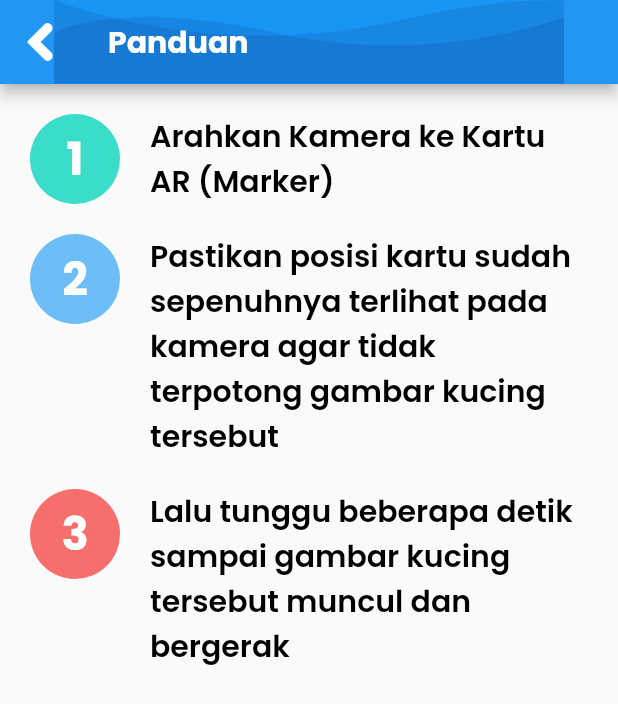
After one commit to Rivaldi72/skripsi-ar-cat, a Flutter app: the GuidelineScreen screen opened by its route, on a phone screen of 412 x 824 dp. The commit adds this screen. Shown: the top 704 px of the screen. Run offline on Flutter 3.47's test engine with Material 2 defaults, Android fonts, the phone set to English and light mode, and no system bars.

Commit message:
Selesai UI Panduan

```diff
--- a/lib/main.dart
+++ b/lib/main.dart
@@ -9,6 +9,7 @@ import 'package:skripsi_ar_cat/pages/cat_health_screen.dart';
 import 'package:skripsi_ar_cat/pages/cat_list_screen.dart';
 import 'package:skripsi_ar_cat/pages/cat_raising_screen.dart';
 import 'package:skripsi_ar_cat/pages/cat_tips_screen.dart';
+import 'package:skripsi_ar_cat/pages/guideline_screen.dart';
 import 'package:skripsi_ar_cat/pages/home_screen.dart';
 import 'package:skripsi_ar_cat/pages/scan_ar_screen.dart';
 import 'package:skripsi_ar_cat/pages/splash_screen.dart';
@@ -36,6 +37,7 @@ class MyApp extends StatelessWidget {
         '/cat-health': (context) => const CatHealthScreen(),
         '/cat-grooming': (context) => const CatGroomingScreen(),
         '/cat-fun-fact': (context) => const CatFunFactScreen(),
+        '/guideline': (context) => const GuidelineScreen(),
       },
     );
   }
--- /dev/null
+++ b/lib/pages/guideline_screen.dart
@@ -0,0 +1,95 @@
+import 'package:flutter/material.dart';
+import 'package:skripsi_ar_cat/shared/theme.dart';
+import 'package:skripsi_ar_cat/widgets/custom_app_bar.dart';
+
+class GuidelineScreen extends StatelessWidget {
+  const GuidelineScreen({Key? key}) : super(key: key);
+
+  @override
+  Widget build(BuildContext context) {
+    return Scaffold(
+      appBar: const PreferredSize(
+        preferredSize: Size(double.infinity, kToolbarHeight),
+        child: CustomAppBar(
+          title: 'Panduan',
+        ),
+      ),
+      body: Padding(
+        padding: const EdgeInsets.all(20),
+        child: Column(
+          children: const [
+            GuideListview(
+              number: '1',
+              value: 'Arahkan Kamera ke Kartu AR (Marker)',
+              color: Color(0xFF39DDCA),
+            ),
+            GuideListview(
+              number: '2',
+              value:
+                  'Pastikan posisi kartu sudah sepenuhnya terlihat pada kamera agar tidak terpotong gambar kucing tersebut',
+              color: Color(0xFF6DBDF7),
+            ),
+            GuideListview(
+              number: '3',
+              value:
+                  'Lalu tunggu beberapa detik sampai gambar kucing tersebut muncul dan bergerak',
+              color: Color(0xFFF76F6D),
+            ),
+          ],
+        ),
+      ),
+    );
+  }
+}
+
+class GuideListview extends StatelessWidget {
+  final String number, value;
+  final Color color;
+  const GuideListview({
+    Key? key,
+    required this.number,
+    required this.value,
+    required this.color,
+  }) : super(key: key);
+
+  @override
+  Widget build(BuildContext context) {
+    return Padding(
+      padding: const EdgeInsets.only(bottom: 20),
+      child: Row(
+        crossAxisAlignment: CrossAxisAlignment.start,
+        children: [
+          Container(
+            width: 60,
+            height: 60,
+            decoration: BoxDecoration(
+              color: color,
+              shape: BoxShape.circle,
+            ),
+            child: Center(
+              child: Text(
+                number,
+                style: whiteTextStyle.copyWith(
+                  fontSize: 30,
+                  fontWeight: bold,
+                ),
+              ),
+            ),
+          ),
+          const SizedBox(
+            width: 20,
+          ),
+          Expanded(
+            child: Text(
+              value,
+              style: blackTextStyle.copyWith(
+                fontSize: 20,
+                fontWeight: semiBold,
+              ),
+            ),
+          ),
+        ],
+      ),
+    );
+  }
+}
--- a/lib/pages/home_screen.dart
+++ b/lib/pages/home_screen.dart
@@ -166,7 +166,7 @@ class HomeScreen extends StatelessWidget {
                       icon: 'assets/images/icon_guideline.png',
                       title: 'Panduan\nPenggunaan',
                       action: () {
-                        Navigator.pushNamed(context, '/cat-list');
+                        Navigator.pushNamed(context, '/guideline');
                       },
                     )
                   ],
```
